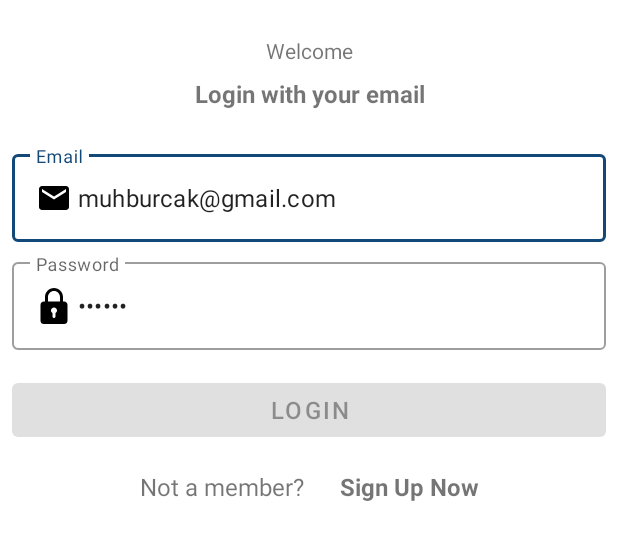
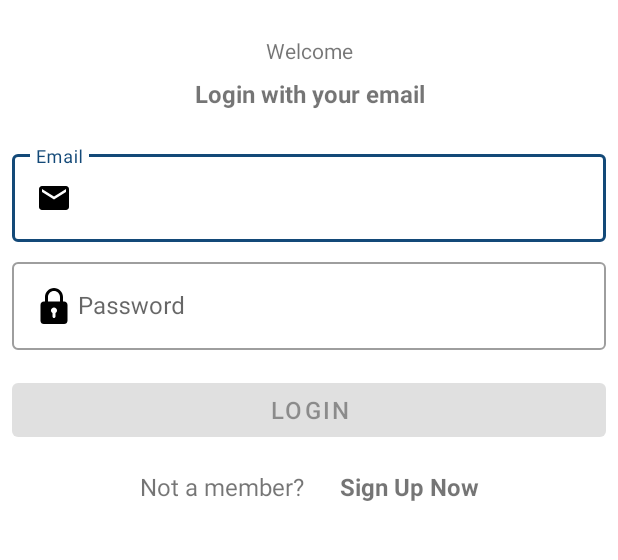
Before and after one commit to mburakcakir/CryptoPriceTracker, an Android app: the screen it shows after launch (MainActivity), on a phone screen of 412 x 824 dp, the part 273-833 px from its top. Run offline under Robolectric (Android 15) with nearby library versions, the phone set to English and light mode, and no system bars; our stand-ins replace Dagger/Hilt's generated code, Firebase (no records; nobody signed in at launch, a user with empty details on screens opened directly), Room's generated code, data binding, navigation-ui; 3 statements that could not run were skipped.

Commit message:
moved hard-coded strings to constants

```diff
--- a/app/src/main/java/com/mburakcakir/cryptopricetracker/di/DatabaseModule.kt
+++ b/app/src/main/java/com/mburakcakir/cryptopricetracker/di/DatabaseModule.kt
@@ -4,6 +4,7 @@ import android.content.Context
 import androidx.room.Room
 import com.mburakcakir.cryptopricetracker.data.db.CryptoDatabase
 import com.mburakcakir.cryptopricetracker.data.db.dao.CryptoDao
+import com.mburakcakir.cryptopricetracker.util.Constants
 import dagger.Module
 import dagger.Provides
 import dagger.hilt.InstallIn
@@ -18,7 +19,7 @@ object DatabaseModule {
     @Provides
     @Singleton
     fun provideDatabase(@ApplicationContext context: Context): CryptoDatabase =
-        Room.databaseBuilder(context, CryptoDatabase::class.java, "crypto.db")
+        Room.databaseBuilder(context, CryptoDatabase::class.java, Constants.DB_NAME)
             .fallbackToDestructiveMigration()
             .build()
 
--- a/app/src/main/java/com/mburakcakir/cryptopricetracker/ui/detail/CoinDetailFragment.kt
+++ b/app/src/main/java/com/mburakcakir/cryptopricetracker/ui/detail/CoinDetailFragment.kt
@@ -75,7 +75,7 @@ class CoinDetailFragment : BaseFragment<FragmentCoinDetailBinding>() {
     private fun setRefreshInterval() {
         val refreshInterval = binding.edtInterval.text.toString()
         repeatRequestByRefreshInterval(Integer.parseInt(refreshInterval))
-        requireContext() toast "All data and details will be refreshed every $refreshInterval seconds. "
+        requireContext() toast "All data and details will be refreshed every $refreshInterval seconds."
     }
 
     private fun repeatRequestByRefreshInterval(refreshInterval: Int) {
--- a/app/src/main/java/com/mburakcakir/cryptopricetracker/ui/detail/CoinDetailViewModel.kt
+++ b/app/src/main/java/com/mburakcakir/cryptopricetracker/ui/detail/CoinDetailViewModel.kt
@@ -11,6 +11,7 @@ import com.mburakcakir.cryptopricetracker.data.model.CoinDetailItem
 import com.mburakcakir.cryptopricetracker.data.model.FavouriteCoinModel
 import com.mburakcakir.cryptopricetracker.data.repository.CoinRepository
 import com.mburakcakir.cryptopricetracker.ui.BaseViewModel
+import com.mburakcakir.cryptopricetracker.util.Constants
 import com.mburakcakir.cryptopricetracker.util.Resource
 import com.mburakcakir.cryptopricetracker.util.Result
 import dagger.hilt.android.lifecycle.HiltViewModel
@@ -37,9 +38,9 @@ class CoinDetailViewModel @Inject constructor(private val coinRepository: CoinRe
     val isFavourite: LiveData<Boolean> = _isFavourite
 
     val db = Firebase.firestore
-        .collection("Cryptocurrency")
+        .collection(Constants.BASE_COLLECTION_NAME)
         .document(firebaseAuth.currentUser.uid)
-        .collection("listFavouriteCrypto")
+        .collection(Constants.DETAIL_COLLECTION_NAME)
 
     fun getCoinByID(id: String) = viewModelScope.launch {
         coinRepository.getCoinByID(id)
--- a/app/src/main/java/com/mburakcakir/cryptopricetracker/ui/entry/login/LoginFragment.kt
+++ b/app/src/main/java/com/mburakcakir/cryptopricetracker/ui/entry/login/LoginFragment.kt
@@ -38,9 +38,6 @@ class LoginFragment : BaseFragment<FragmentLoginBinding>() {
         loginViewModel.setEntryType(EntryType.LOGIN)
         binding.lifecycleOwner = viewLifecycleOwner
         binding.loginViewModel = loginViewModel
-
-        binding.edtEmail.setText("muhburcak@gmail.com")
-        binding.edtPassword.setText("aaaaA4")
 
         binding.edtEmail.afterTextChanged {
             loginViewModel.isDataChanged(
--- a/app/src/main/java/com/mburakcakir/cryptopricetracker/ui/favourite/FavouriteCoinsViewModel.kt
+++ b/app/src/main/java/com/mburakcakir/cryptopricetracker/ui/favourite/FavouriteCoinsViewModel.kt
@@ -7,6 +7,7 @@ import com.google.firebase.firestore.ktx.firestore
 import com.google.firebase.ktx.Firebase
 import com.mburakcakir.cryptopricetracker.data.model.FavouriteCoinModel
 import com.mburakcakir.cryptopricetracker.ui.BaseViewModel
+import com.mburakcakir.cryptopricetracker.util.Constants
 
 class FavouriteCoinsViewModel : BaseViewModel() {
 
@@ -19,9 +20,9 @@ class FavouriteCoinsViewModel : BaseViewModel() {
     private val favouriteCoinsList: MutableList<FavouriteCoinModel> = mutableListOf()
 
     private val db = Firebase.firestore
-        .collection("Cryptocurrency")
+        .collection(Constants.BASE_COLLECTION_NAME)
         .document(firebaseAuth.currentUser.uid)
-        .collection("listFavouriteCrypto")
+        .collection(Constants.DETAIL_COLLECTION_NAME)
 
     fun getAllFavourites() {
         db.get()
--- a/app/src/main/java/com/mburakcakir/cryptopricetracker/util/ValidationUtils.kt
+++ b/app/src/main/java/com/mburakcakir/cryptopricetracker/util/ValidationUtils.kt
@@ -13,7 +13,7 @@ class ValidationUtils {
     }
 
     fun isPasswordValid(password: String): Boolean {
-        val textPattern: Pattern = Pattern.compile("^(?=.*[a-z])(?=.*[A-Z])(?=.*\\d).+$")
+        val textPattern: Pattern = Pattern.compile(Constants.PASSWORD_PATTERN)
         return textPattern.matcher(password).matches() && password.length > 5
     }
 
```
Also changed, not shown: app/src/main/java/com/mburakcakir/cryptopricetracker/util/Constants.kt (+7 -0 lines), app/src/main/java/com/mburakcakir/cryptopricetracker/util/SharedPreferences.kt (+3 -8 lines).
